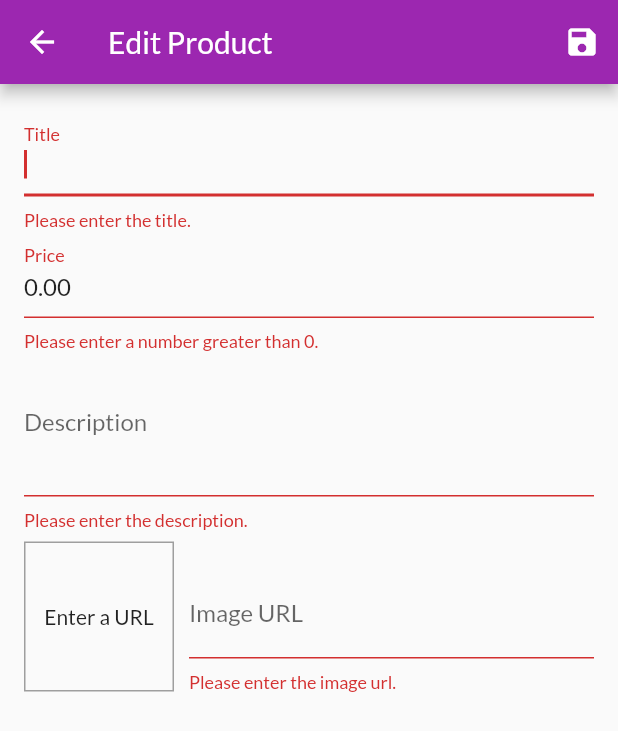
After one commit to simpledescifrador/Shop-App, a Flutter app: the EditProductScreen screen opened by its route, after a tap on the "save" icon, on a phone screen of 412 x 824 dp. The commit adds this screen. Shown: the top 731 px of the screen. Run offline on Flutter 3.47's test engine with Material 2 defaults, Android fonts, the phone set to English and light mode, and no system bars; network calls fail.

Commit message:
add and update products

```diff
--- a/lib/main.dart
+++ b/lib/main.dart
@@ -5,9 +5,11 @@ import 'package:shop_app/models/cart.dart';
 import 'package:shop_app/models/orders.dart';
 import 'package:shop_app/models/products.dart';
 import 'package:shop_app/screens/cart_screen.dart';
+import 'package:shop_app/screens/edit_product_screen.dart';
 import 'package:shop_app/screens/order_screen.dart';
 import 'package:shop_app/screens/product_detail.dart';
 import 'package:shop_app/screens/products_overview_screen.dart';
+import 'package:shop_app/screens/user_products_screen.dart';
 
 void main() => runApp(MyApp());
 
@@ -35,6 +37,8 @@ class MyApp extends StatelessWidget {
           ProductDetailScreen.routeName: (_) => ProductDetailScreen(),
           CartScreen.routeName: (_) => CartScreen(),
           OrderScreen.routename: (_) => OrderScreen(),
+          UserProductsScreen.routeName: (_) => UserProductsScreen(),
+          EditProductScreen.routeName: (_) => EditProductScreen(),
         },
       ),
     );
--- a/lib/models/product.dart
+++ b/lib/models/product.dart
@@ -1,21 +1,26 @@
 import 'package:flutter/foundation.dart';
 
 class Product with ChangeNotifier {
-  final String id;
-  final String title;
-  final String description;
-  final double price;
-  final String imageUrl;
+  Product({
+    String id,
+    String title,
+    String description,
+    double price,
+    String imageUrl,
+    bool isFavorite = false,
+  })  : this.id = id,
+        this.title = title,
+        this.description = description,
+        this.price = price,
+        this.imageUrl = imageUrl,
+        this.isFavorite = isFavorite;
+
+  String description;
+  String id;
+  String imageUrl;
   bool isFavorite;
-
-  Product({
-    @required this.id,
-    @required this.title,
-    @required this.description,
-    @required this.price,
-    @required this.imageUrl,
-    this.isFavorite = false,
-  });
+  double price;
+  String title;
 
   void toggleFavoriteStatus() {
     isFavorite = !isFavorite;
--- a/lib/models/products.dart
+++ b/lib/models/products.dart
@@ -81,8 +81,27 @@ class Products with ChangeNotifier {
       _items.firstWhere((product) => id == product.id);
 
   void addProduct(Product product) {
-    _items.add(product);
+    product.id = DateTime.now().toString();
+    _items.insert(0, product);
     notifyListeners();
+  }
+
+  void updateProduct(Product updatedProduct) {
+    final productIndex =
+        _items.indexWhere((product) => product.id == updatedProduct.id);
+
+    if (productIndex >= 0) {
+      _items[productIndex] = updatedProduct;
+      notifyListeners();
+    }
+  }
+
+  void removeProduct(String id) {
+    final productIndex = _items.indexWhere((product) => product.id == id);
+    if (productIndex >= 0) {
+      _items.removeAt(productIndex);
+      notifyListeners();
+    }
   }
 
   void refreshProductList() {
--- /dev/null
+++ b/lib/screens/edit_product_screen.dart
@@ -0,0 +1,247 @@
+import 'package:flutter/material.dart';
+import 'package:provider/provider.dart';
+
+import 'package:shop_app/models/product.dart';
+import 'package:shop_app/models/products.dart';
+
+class EditProductScreen extends StatefulWidget {
+  static const String routeName = '/edit-product';
+
+  @override
+  _EditProductScreenState createState() => _EditProductScreenState();
+}
+
+class _EditProductScreenState extends State<EditProductScreen> {
+  final _descriptionFocusNode = FocusNode();
+  var _editedProduct = Product(
+    id: null,
+    title: '',
+    price: 0.00,
+    description: '',
+    imageUrl: '',
+  );
+  final _formKey = GlobalKey<FormState>();
+  final _imageUrlController = TextEditingController();
+  final _imageUrlFocusNode = FocusNode();
+  final _priceFocusNode = FocusNode();
+  final _titleFocusNode = FocusNode();
+
+  var _isInit = false;
+
+  @override
+  void dispose() {
+    _imageUrlFocusNode.removeListener(_updateImageUrl);
+    _titleFocusNode.dispose();
+    _priceFocusNode.dispose();
+    _descriptionFocusNode.dispose();
+    _imageUrlController.dispose();
+    _imageUrlFocusNode.dispose();
+    super.dispose();
+  }
+
+  @override
+  void initState() {
+    _imageUrlFocusNode.addListener(_updateImageUrl);
+    super.initState();
+  }
+
+  @override
+  void didChangeDependencies() {
+    if (!_isInit) {
+      final productId = ModalRoute.of(context).settings.arguments as String;
+
+      if (productId != null) {
+        _editedProduct = Provider.of<Products>(
+          context,
+          listen: false,
+        ).getProductById(productId);
+
+        _imageUrlController.text = _editedProduct.imageUrl;
+      }
+    }
+    _isInit = true;
+    super.didChangeDependencies();
+  }
+
+  void _updateImageUrl() {
+    if (!_imageUrlFocusNode.hasFocus) {
+      _formKey.currentState.validate();
+      var imageUrlText = _imageUrlController.text;
+      if (imageUrlText.isEmpty ||
+          (!imageUrlText.startsWith('http') &&
+              !imageUrlText.startsWith('https')) ||
+          (!imageUrlText.endsWith('.png') &&
+              !imageUrlText.endsWith('.jpg') &&
+              !imageUrlText.endsWith('.jpeg'))) {
+        return;
+      }
+      setState(() {});
+    }
+  }
+
+  void _saveForm() {
+    final isValid = _formKey.currentState.validate();
+
+    if (isValid) {
+      _formKey.currentState.save();
+
+      if (_editedProduct.id != null) {
+        //Edit Product
+        Provider.of<Products>(
+          context,
+          listen: false,
+        ).updateProduct(_editedProduct);
+      } else {
+        //Add New Product
+        Provider.of<Products>(
+          context,
+          listen: false,
+        ).addProduct(_editedProduct);
+      }
+
+      Navigator.of(context).pop();
+    }
+  }
+
+  @override
+  Widget build(BuildContext context) {
+    FocusScope.of(context).requestFocus(_titleFocusNode);
+    return Scaffold(
+      appBar: AppBar(
+        title: Text('Edit Product'),
+        actions: <Widget>[
+          IconButton(
+            icon: Icon(Icons.save),
+            onPressed: _saveForm,
+          ),
+        ],
+      ),
+      body: SafeArea(
+        child: Form(
+          key: _formKey,
+          child: SingleChildScrollView(
+            child: Padding(
+              padding: const EdgeInsets.all(16.0),
+              child: Column(
+                children: <Widget>[
+                  TextFormField(
+                    initialValue: _editedProduct.title,
+                    decoration: InputDecoration(labelText: 'Title'),
+                    textInputAction: TextInputAction.next,
+                    focusNode: _titleFocusNode,
+                    onFieldSubmitted: (_) {
+                      FocusScope.of(context).requestFocus(_priceFocusNode);
+                    },
+                    onSaved: (value) {
+                      _editedProduct.title = value;
+                    },
+                    validator: (value) {
+                      if (value.isEmpty) {
+                        return 'Please enter the title.';
+                      }
+                      return null;
+                    },
+                  ),
+                  TextFormField(
+                    initialValue: _editedProduct.price.toStringAsFixed(2),
+                    decoration: InputDecoration(labelText: 'Price'),
+                    textInputAction: TextInputAction.next,
+                    keyboardType: TextInputType.number,
+                    focusNode: _priceFocusNode,
+                    onFieldSubmitted: (_) {
+                      FocusScope.of(context)
+                          .requestFocus(_descriptionFocusNode);
+                    },
+                    onSaved: (value) {
+                      _editedProduct.price = double.parse(value);
+                    },
+                    validator: (value) {
+                      if (value.isEmpty) {
+                        return 'Please enter the price.';
+                      } else if (double.tryParse(value) == null) {
+                        return 'Please enter a valid number.';
+                      } else if (double.parse(value) <= 0) {
+                        return 'Please enter a number greater than 0.';
+                      }
+                      return null;
+                    },
+                  ),
+                  TextFormField(
+                    initialValue: _editedProduct.description,
+                    decoration: InputDecoration(labelText: 'Description'),
+                    maxLines: 3,
+                    keyboardType: TextInputType.multiline,
+                    onSaved: (value) {
+                      _editedProduct.description = value;
+                    },
+                    validator: (value) {
+                      if (value.isEmpty) {
+                        return 'Please enter the description.';
+                      } else if (value.length < 10) {
+                        return 'Should be at least 10 character long.';
+                      }
+                      return null;
+                    },
+                  ),
+                  Row(
+                    crossAxisAlignment: CrossAxisAlignment.end,
+                    children: <Widget>[
+                      Container(
+                        height: 100,
+                        width: 100,
+                        margin: EdgeInsets.only(
+                          top: 8,
+                          right: 10,
+                        ),
+                        decoration: BoxDecoration(
+                          border: Border.all(
+                            width: 1,
+                            color: Colors.grey,
+                          ),
+                        ),
+                        child: _imageUrlController.text.isEmpty
+                            ? Center(child: Text('Enter a URL'))
+                            : Image.network(
+                                _imageUrlController.text,
+                                fit: BoxFit.cover,
+                              ),
+                      ),
+                      Expanded(
+                        child: TextFormField(
+                          decoration: InputDecoration(labelText: 'Image URL'),
+                          keyboardType: TextInputType.url,
+                          textInputAction: TextInputAction.done,
+                          controller: _imageUrlController,
+                          focusNode: _imageUrlFocusNode,
+                          onFieldSubmitted: (_) {
+                            _saveForm();
+                          },
+                          onSaved: (value) {
+                            _editedProduct.imageUrl = value;
+                          },
+                          validator: (value) {
+                            if (value.isEmpty) {
+                              return 'Please enter the image url.';
+                            } else if (!value.startsWith('http') &&
+                                !value.startsWith('https')) {
+                              return 'Please enter valid URL.';
+                            } else if (!value.endsWith('.png') &&
+                                !value.endsWith('.jpg') &&
+                                !value.endsWith('.jpeg')) {
+                              return 'Please enter a valid image URL.';
+                            }
+                            return null;
+                          },
+                        ),
+                      ),
+                    ],
+                  ),
+                ],
+              ),
+            ),
+          ),
+        ),
+      ),
+    );
+  }
+}
--- a/lib/widgets/main_drawer.dart
+++ b/lib/widgets/main_drawer.dart
@@ -1,5 +1,6 @@
 import 'package:flutter/material.dart';
 import 'package:shop_app/screens/order_screen.dart';
+import 'package:shop_app/screens/user_products_screen.dart';
 
 class MainDrawer extends StatelessWidget {
   @override
@@ -49,6 +50,15 @@ class MainDrawer extends StatelessWidget {
               Navigator.of(context).pushReplacementNamed(OrderScreen.routename);
             },
           ),
+          Divider(),
+          ListTile(
+            leading: Icon(Icons.edit),
+            title: Text('Manage Products'),
+            onTap: () {
+              Navigator.of(context)
+                  .pushReplacementNamed(UserProductsScreen.routeName);
+            },
+          ),
         ],
       ),
     );
```
Also changed, not shown: lib/models/cart.dart (+23 -0 lines), lib/screens/user_products_screen.dart (added, +43 -0 lines), lib/widgets/cart_item.dart (+27 -1 lines), lib/widgets/product_item.dart (+14 -0 lines), lib/widgets/user_product_item.dart (added, +78 -0 lines).
